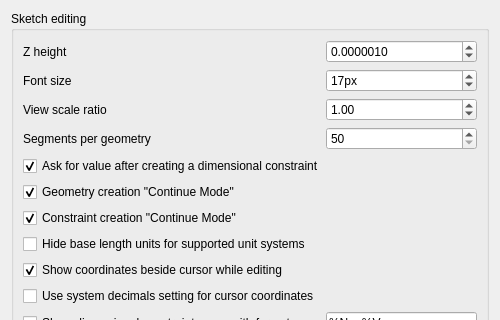
This is src/Mod/Sketcher/Gui/SketcherSettingsDisplay.ui in realthunder/FreeCAD as Qt 5 draws it before an edit; both pictures show x 0 to 500 and y 0 to 320 of the 500 by 679 pixel window. The edited form follows.
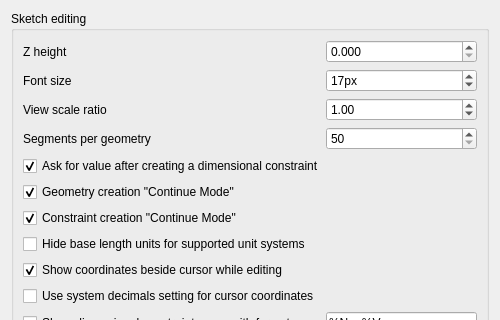
This is the edited form. Custom widgets are drawn as their Qt base class.

Commit message: Sketcher: fix ZHeight setting turn to zero problem

```diff
--- a/src/Mod/Sketcher/Gui/SketcherSettingsDisplay.ui
+++ b/src/Mod/Sketcher/Gui/SketcherSettingsDisplay.ui
@@ -313,13 +313,13 @@
          <set>Qt::ImhPreferNumbers</set>
         </property>
         <property name="decimals">
-         <number>7</number>
+         <number>3</number>
         </property>
         <property name="minimum">
-         <double>0.000000000000000</double>
+         <double>0.000000001</double>
         </property>
         <property name="maximum">
-         <double>1000000.000000000000000</double>
+         <double>10000000.000000000000000</double>
         </property>
         <property name="singleStep">
          <double>0.000001</double>
```
Left out of the diff: 6 changed lines with no effect on the pictures. The commit also changes 1 other file.
